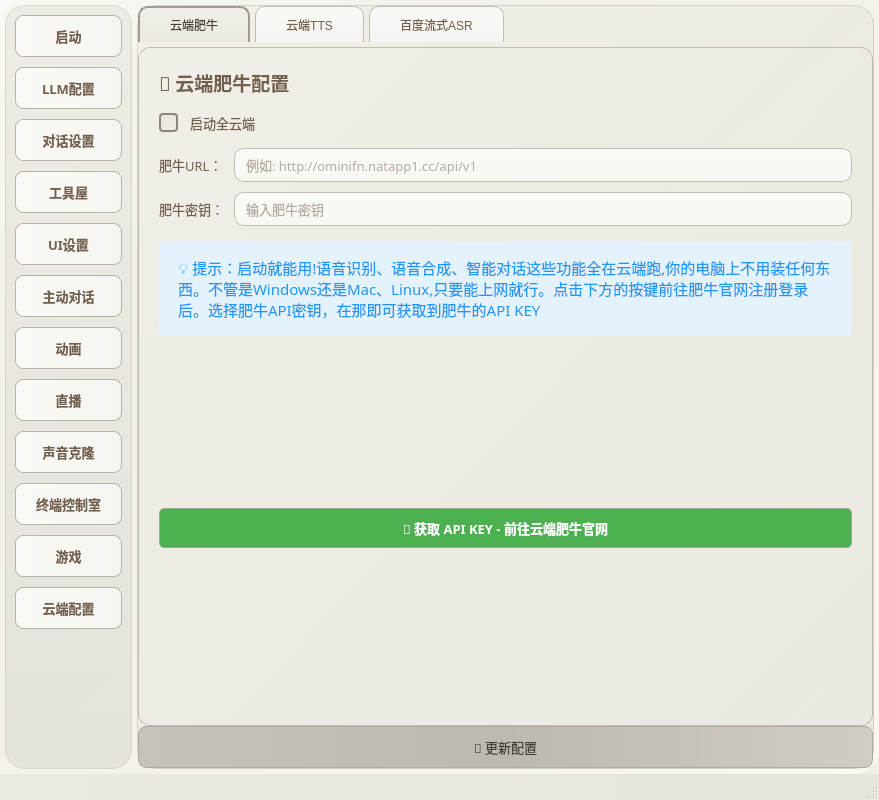
Qt form live-2d/test222.ui (morettt/my-neuro) before a commit.
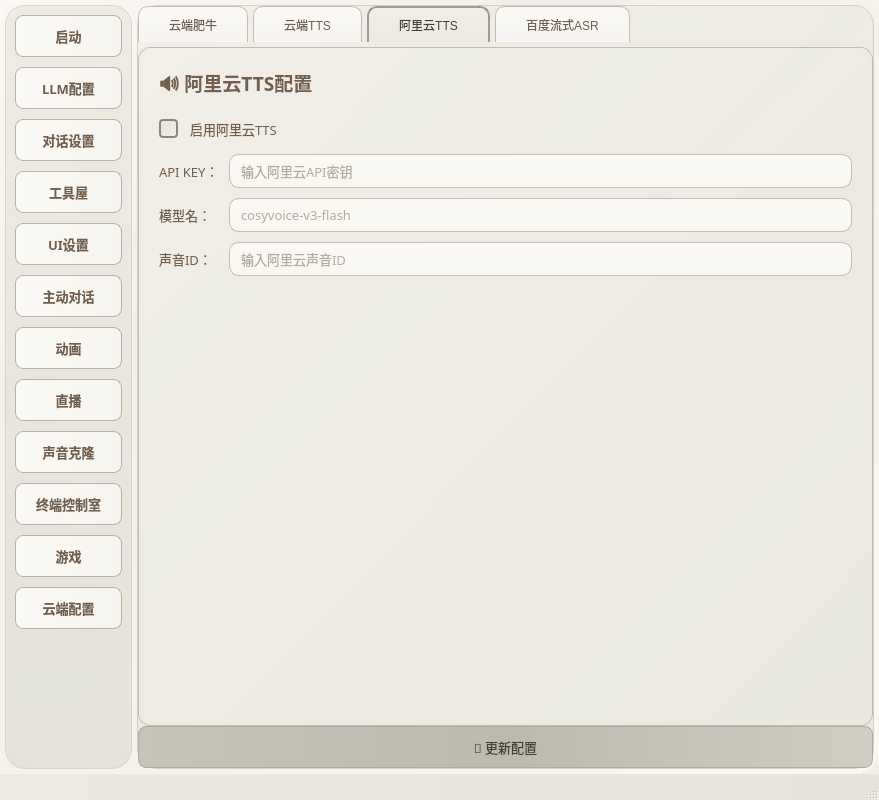
The same form after that commit. The open tabs and pages were chosen to show the change.

Commit message: 增加阿里云TTS

```diff
--- a/live-2d/test222.ui
+++ b/live-2d/test222.ui
@@ -5216,6 +5216,166 @@
                </item>
               </layout>
              </widget>
+             <widget class="QWidget" name="tab_cloud_aliyun_tts">
+              <property name="font">
+               <font>
+                <family>微软雅黑</family>
+                <pointsize>10</pointsize>
+               </font>
+              </property>
+              <attribute name="title">
+               <string>阿里云TTS</string>
+              </attribute>
+              <layout class="QVBoxLayout" name="verticalLayout_tab_cloud_aliyun_tts">
+               <property name="spacing">
+                <number>15</number>
+               </property>
+               <property name="leftMargin">
+                <number>20</number>
+               </property>
+               <property name="topMargin">
+                <number>20</number>
+               </property>
+               <property name="rightMargin">
+                <number>20</number>
+               </property>
+               <property name="bottomMargin">
+                <number>20</number>
+               </property>
+               <item>
+                <widget class="QLabel" name="label_aliyun_tts_title">
+                 <property name="font">
+                  <font>
+                   <family>微软雅黑</family>
+                   <pointsize>14</pointsize>
+                   <weight>75</weight>
+                   <bold>true</bold>
+                  </font>
+                 </property>
+                 <property name="text">
+                  <string>🔊 阿里云TTS配置</string>
+                 </property>
+                </widget>
+               </item>
+               <item>
+                <widget class="QCheckBox" name="checkBox_aliyun_tts_enabled">
+                 <property name="font">
+                  <font>
+                   <family>微软雅黑</family>
+                   <pointsize>10</pointsize>
+                  </font>
+                 </property>
+                 <property name="text">
+                  <string>启用阿里云TTS</string>
+                 </property>
+                </widget>
+               </item>
+               <item>
+                <layout class="QGridLayout" name="gridLayout_aliyun_tts">
+                 <property name="horizontalSpacing">
+                  <number>10</number>
+                 </property>
+                 <property name="verticalSpacing">
+                  <number>10</number>
+                 </property>
+                 <item row="0" column="0">
+                  <widget class="QLabel" name="label_aliyun_tts_api_key">
+                   <property name="font">
+                    <font>
+                     <family>微软雅黑</family>
+                     <pointsize>10</pointsize>
+                    </font>
+                   </property>
+                   <property name="text">
+                    <string>API KEY：</string>
+                   </property>
+                  </widget>
+                 </item>
+                 <item row="0" column="1">
+                  <widget class="QLineEdit" name="lineEdit_aliyun_tts_api_key">
+                   <property name="font">
+                    <font>
+                     <family>微软雅黑</family>
+                     <pointsize>10</pointsize>
+                    </font>
+                   </property>
+                   <property name="echoMode">
+                    <enum>QLineEdit::Password</enum>
+                   </property>
+                   <property name="placeholderText">
+                    <string>输入阿里云API密钥</string>
+                   </property>
+                  </widget>
+                 </item>
+                 <item row="1" column="0">
+                  <widget class="QLabel" name="label_aliyun_tts_model">
+                   <property name="font">
+                    <font>
+                     <family>微软雅黑</family>
+                     <pointsize>10</pointsize>
+                    </font>
+                   </property>
+                   <property name="text">
+                    <string>模型名：</string>
+                   </property>
+                  </widget>
+                 </item>
+                 <item row="1" column="1">
+                  <widget class="QLineEdit" name="lineEdit_aliyun_tts_model">
+                   <property name="font">
+                    <font>
+                     <family>微软雅黑</family>
+                     <pointsize>10</pointsize>
+                    </font>
+                   </property>
+                   <property name="placeholderText">
+                    <string>cosyvoice-v3-flash</string>
+                   </property>
+                  </widget>
+                 </item>
+                 <item row="2" column="0">
+                  <widget class="QLabel" name="label_aliyun_tts_voice">
+                   <property name="font">
+                    <font>
+                     <family>微软雅黑</family>
+                     <pointsize>10</pointsize>
+                    </font>
+                   </property>
+                   <property name="text">
+                    <string>声音ID：</string>
+                   </property>
+                  </widget>
+                 </item>
+                 <item row="2" column="1">
+                  <widget class="QLineEdit" name="lineEdit_aliyun_tts_voice">
+                   <property name="font">
+                    <font>
+                     <family>微软雅黑</family>
+                     <pointsize>10</pointsize>
+                    </font>
+                   </property>
+                   <property name="placeholderText">
+                    <string>输入阿里云声音ID</string>
+                   </property>
+                  </widget>
+                 </item>
+                </layout>
+               </item>
+               <item>
+                <spacer name="verticalSpacer_aliyun_tts">
+                 <property name="orientation">
+                  <enum>Qt::Vertical</enum>
+                 </property>
+                 <property name="sizeHint" stdset="0">
+                  <size>
+                   <width>20</width>
+                   <height>40</height>
+                  </size>
+                 </property>
+                </spacer>
+               </item>
+              </layout>
+             </widget>
              <widget class="QWidget" name="tab_cloud_asr">
               <attribute name="title">
                <string>百度流式ASR</string>
```
The commit also changes 5 other files.
